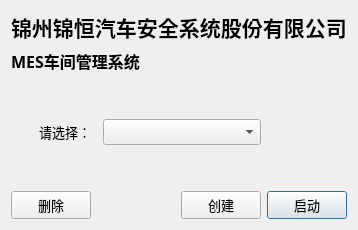
This is DTS/DTS.Widget/DialogStartup.ui in radtek/DTS_JH as Qt 5 draws it before an edit. The edited form follows.
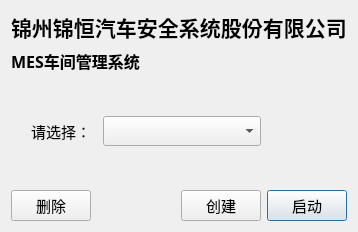
This is the edited form.

What changed in the file:
```diff
--- a/DTS/DTS.Widget/DialogStartup.ui
+++ b/DTS/DTS.Widget/DialogStartup.ui
@@ -2,10 +2,18 @@
 <ui version="4.0">
  <class>DialogStartup</class>
  <widget class="QDialog" name="DialogStartup">
+  <property name="geometry">
+   <rect>
+    <x>0</x>
+    <y>0</y>
+    <width>354</width>
+    <height>232</height>
+   </rect>
+  </property>
   <property name="font">
    <font>
     <family>微软雅黑</family>
-    <pointsize>10</pointsize>
+    <pointsize>11</pointsize>
    </font>
   </property>
   <property name="windowTitle">
```
